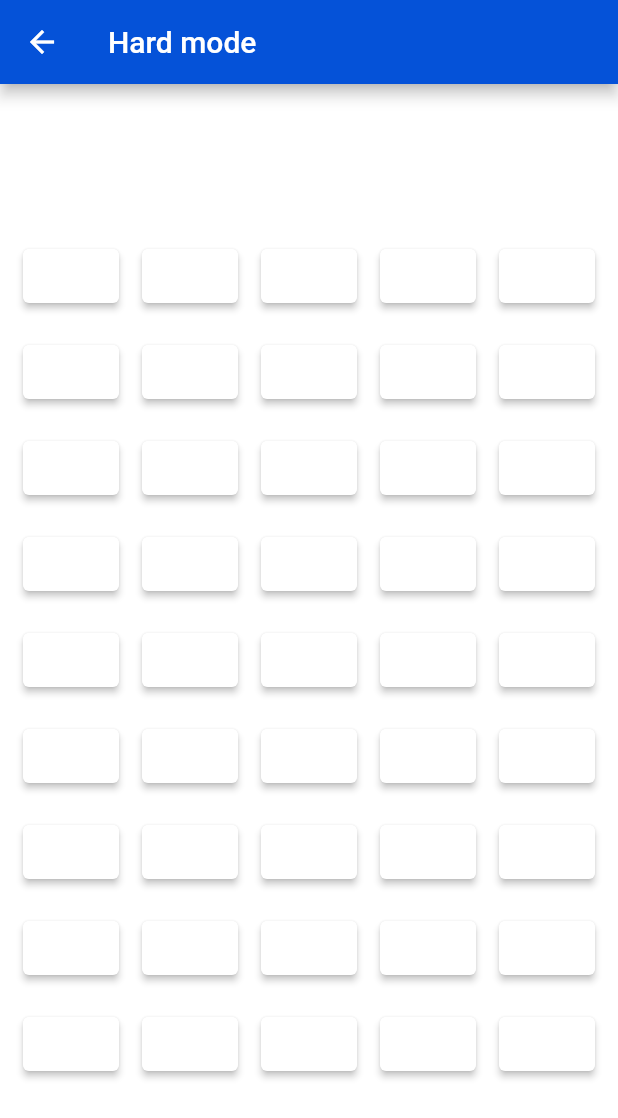
After one commit to Josh-JB/usb-checkout-system, a Flutter app: the EasterEggHard screen opened directly, on a phone screen of 412 x 824 dp. The commit adds this screen. Shown: the top 1118 px of the screen. Run offline on Flutter 3.47's test engine with Material 2 defaults, Android fonts, the phone set to English and light mode, and no system bars; our stand-ins replace flutter_form_builder, shared_preferences; accounts and stored records are empty.

Commit message:
Finish Impossible , made hard , made appfunctions

```diff
--- /dev/null
+++ b/lib/EasterEgg/ButtonCoordinate.dart
@@ -0,0 +1,12 @@
+class ButtonCoordinate {
+  int _col = 0;
+  int _row = 0;
+
+  ButtonCoordinate(int col, int row) {
+    _col = col;
+    _row = row;
+  }
+
+  int col() => _col;
+  int row() => _row;
+}
--- /dev/null
+++ b/lib/EasterEgg/Easter_Egg_Hard.dart
@@ -0,0 +1,132 @@
+import 'dart:math';
+
+import 'package:flutter/material.dart';
+import 'package:usb_checkout_system/AppFunction.dart';
+import 'package:usb_checkout_system/EasterEgg/ButtonCoordinate.dart';
+
+class EasterEggHard extends StatefulWidget {
+  const EasterEggHard({super.key});
+
+  @override
+  State<EasterEggHard> createState() => _EasterEggHardState();
+}
+
+class _EasterEggHardState extends State<EasterEggHard> {
+
+  int progress = 9;
+  int reset = 0;
+
+  Map<int, Color> backgroundcolorRow = List<Color>.generate(9, (i) => Colors.white).asMap();
+  Map<int, int> whatcol = List<int>.generate(9, (i) => 0).asMap();
+  Map<int, int> whatrow = List<int>.generate(9, (e) => 0).asMap();
+
+  List<ButtonCoordinate> coordinates = List<ButtonCoordinate>.generate(9, (i) {
+  int col = Random().nextInt(5) + 1;
+  int row = Random().nextInt(9) + 1;
+
+  return ButtonCoordinate(col, row);
+});
+
+
+    @override
+  void initState() {
+    print("Activating InItState");
+    super.initState();
+    backgroundcolorRow = List<Color>.generate(9, (index) => Colors.white).asMap().map((key, value)
+     => MapEntry((key + 1), value));
+    whatcol = List<int>.generate(9, (index) => 0).asMap().map((key, value)
+     => MapEntry((key + 1), value));
+    whatrow = List<int>.generate(9, (index) => 0).asMap().map((key, value)
+     => MapEntry((key + 1), value));
+    _RandomizeButton();
+    print(whatrow[progress]);
+    print("row");
+    print(whatcol[progress]);
+    print("col");
+  }
+
+  void _RandomizeButton() {
+    setState(() {
+      whatrow.keys.forEach((key) {
+        whatrow[key] = Random().nextInt(9) + 1;
+      });
+      whatcol.keys.forEach((key) {
+        whatcol[key] = Random().nextInt(5) + 1;
+      });
+      print("continuing");
+    });
+  }
+
+  Color _WhatButtonColor(int ButtonColorRow){
+    Color RowColor = Colors.white;
+    RowColor = backgroundcolorRow[ButtonColorRow] ?? Colors.white;
+    return RowColor;
+  }
+
+  void _checkIfRight(int row, int col) {
+    setState(() {
+      if(reset == 1){
+        backgroundcolorRow.keys.forEach((key) {
+          backgroundcolorRow[key] = Colors.white;
+        });
+        progress = 9;
+        reset = 0;
+        print('reset');
+      }else if(row == whatrow[progress] && col == whatcol[progress] && reset == 0){
+        backgroundcolorRow[progress] = Colors.green;
+        progress--;
+        if(progress == 0){
+          goToEasterHEndPage(context);
+        }else{}
+        print('yes');
+        reset = 0;
+      }else if(progress >= 1){
+        backgroundcolorRow[progress] = Colors.red;
+        reset++;
+        print('no');
+      } else {
+        backgroundcolorRow.keys.forEach((key) {
+          backgroundcolorRow[key] = Colors.red;
+        });
+        reset++;
+      }
+      print(whatrow[progress]);
+      print("row");
+      print(whatcol[progress]);
+      print("col");
+    });
+  }
+
+  @override
+  Widget build(BuildContext context) {
+    return Scaffold(
+      appBar: AppBar(
+        title: const Text('Hard mode'),
+      ),
+      body: Center(
+          child: Column(
+        mainAxisAlignment: MainAxisAlignment.center,
+        children: <Widget>[
+          for (int row = 1; row < 10; ++row)
+            ButtonBar(
+              alignment: MainAxisAlignment.spaceEvenly,
+              children: [
+                for (int col = 1; col < 6; ++col)
+                  ElevatedButton(
+                    style: ButtonStyle(
+                        backgroundColor:
+                            MaterialStateProperty.all<Color>(_WhatButtonColor(row))),
+                    onPressed: () {
+                      _checkIfRight(row, col);
+                    },
+                    child: const Text(
+                      "",
+                    ),
+                  ),
+              ],
+            ),
+        ],
+      )),
+    );
+  }
+}
```
Also changed, not shown: lib/EasterEgg/EasterEggEasy_end.dart (added, +47 -0 lines), lib/EasterEgg/Easter_Egg_Impossible.dart (added, +110 -0 lines), lib/main.dart (+7 -39 lines).
